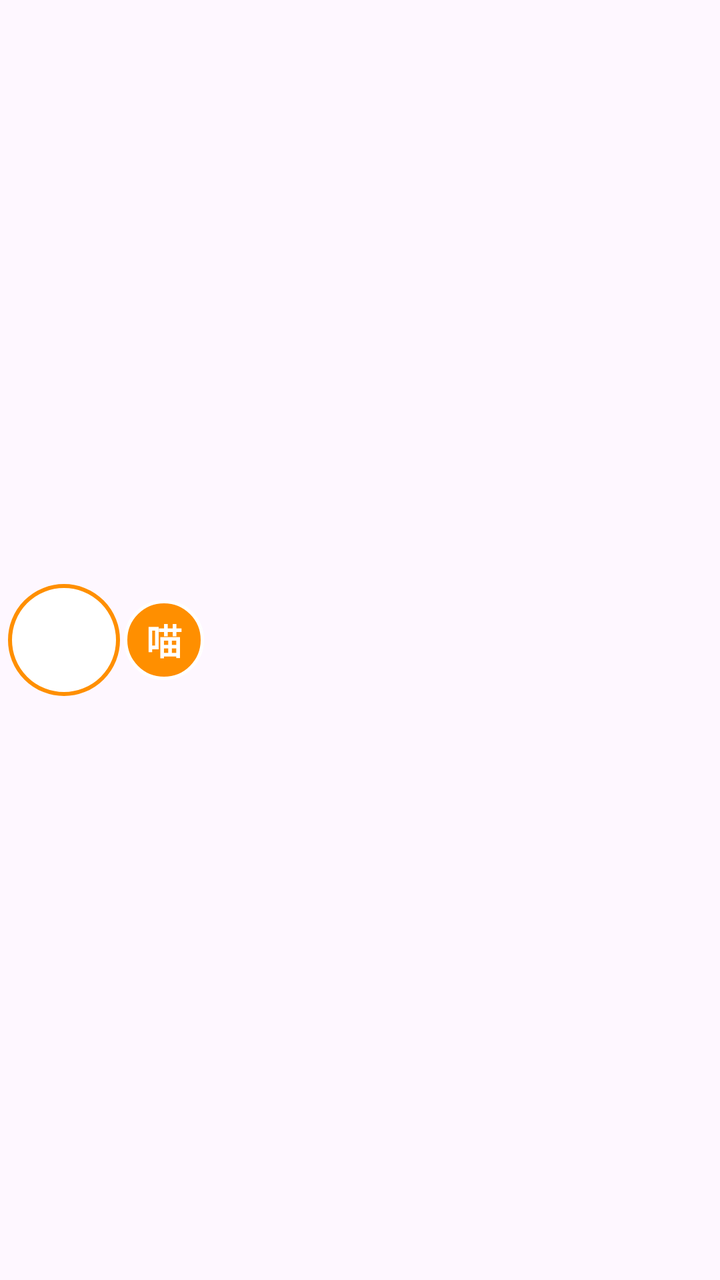
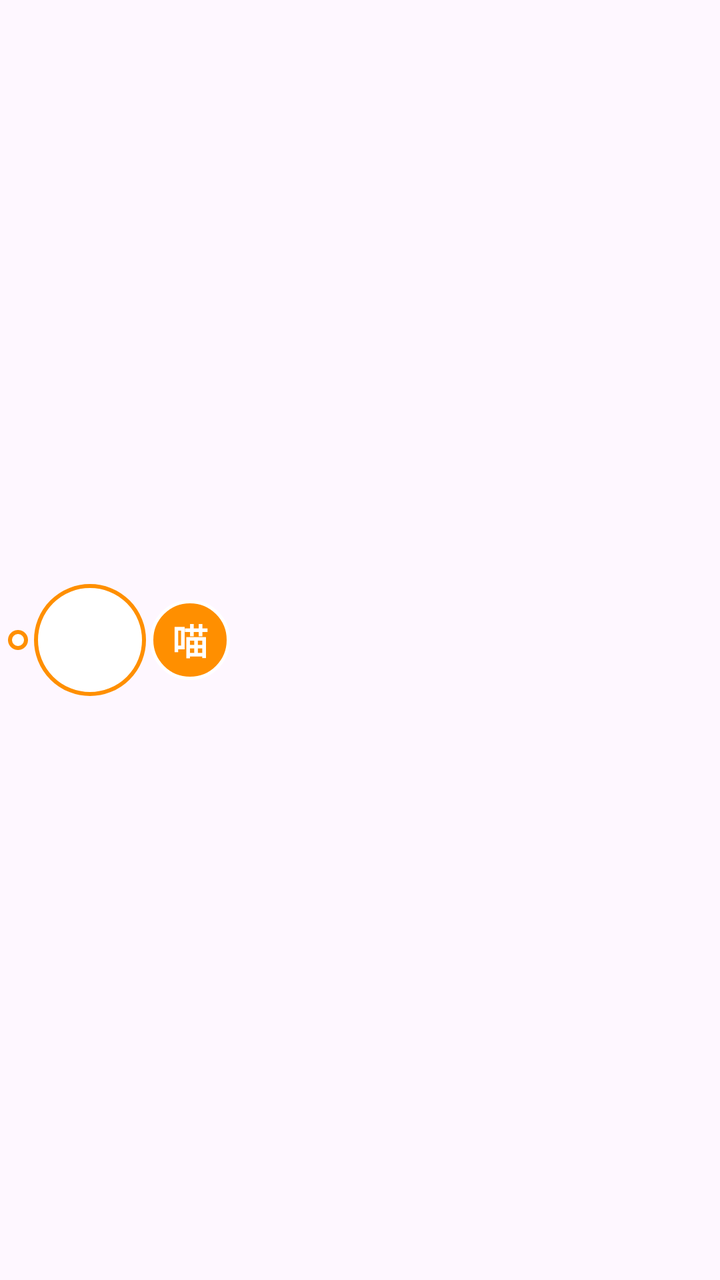

Compare the two renders of this Android layout. The source of the first and the diff that turns it into the second are given below.
<!-- AndroidManifest.xml: application theme Theme.MyApp -->
<!-- res/layout/floating_window.xml -->
<?xml version="1.0" encoding="utf-8"?>
<LinearLayout xmlns:android="http://schemas.android.com/apk/res/android"
    android:layout_width="wrap_content"
    android:layout_height="wrap_content"
    android:orientation="horizontal"
    android:gravity="center_vertical"
    android:padding="4dp"
    android:background="@android:color/transparent">

    <ImageView
        android:id="@+id/floating_icon"
        android:layout_width="56dp"
        android:layout_height="56dp"
        android:background="@drawable/circle_background"
        android:src="@mipmap/ic_launcher"
        android:scaleType="centerCrop"
        android:contentDescription="悬浮窗图标" />

    <TextView
        android:id="@+id/btn_miao"
        android:layout_width="40dp"
        android:layout_height="40dp"
        android:layout_marginStart="2dp"
        android:background="@drawable/miao_button_bg"
        android:text="喵"
        android:textColor="#FFFFFF"
        android:textSize="18sp"
        android:textStyle="bold"
        android:gravity="center"
        android:includeFontPadding="false"
        android:contentDescription="一键加喵" />

</LinearLayout>
<!-- resources referenced by this layout -->
<resources>
  <!-- drawable circle_background (drawable) -->
  <?xml version="1.0" encoding="utf-8"?>
  <shape xmlns:android="http://schemas.android.com/apk/res/android"
      android:shape="oval">
      <solid android:color="#FFFFFF" />
      <stroke
          android:width="2dp"
          android:color="#FF8F00" />
  </shape>
  <!-- drawable miao_button_bg (drawable) -->
  <?xml version="1.0" encoding="utf-8"?>
  <shape xmlns:android="http://schemas.android.com/apk/res/android"
      android:shape="rectangle">
  
      <solid android:color="#FF8F00" />
  
      <corners android:radius="20dp" />
  
      <stroke
          android:width="1.5dp"
          android:color="#FFFFFF" />
  
  </shape>
  <!-- mipmap ic_launcher (mipmap-anydpi-v26) -->
  <?xml version="1.0" encoding="utf-8"?>
  <adaptive-icon xmlns:android="http://schemas.android.com/apk/res/android">
      <background android:drawable="@color/launcher_icon_background"/>
      <foreground android:drawable="@mipmap/ic_launcher_foreground"/>
  </adaptive-icon>
  <style name="Theme.MyApp" parent="Theme.Material3.Light.NoActionBar">
          
          <item name="colorPrimary">#6750A4</item>
          <item name="colorOnPrimary">#FFFFFF</item>
          <item name="colorPrimaryContainer">#EADDFF</item>
          <item name="colorOnPrimaryContainer">#21005D</item>
          
          <item name="colorSecondary">#625B71</item>
          <item name="colorOnSecondary">#FFFFFF</item>
          <item name="colorSecondaryContainer">#E8DEF8</item>
          <item name="colorOnSecondaryContainer">#1D192B</item>
          
          <item name="colorTertiary">#7D5260</item>
          <item name="colorOnTertiary">#FFFFFF</item>
          <item name="colorTertiaryContainer">#FFD8E4</item>
          <item name="colorOnTertiaryContainer">#31111D</item>
          
          <item name="colorSurface">#FEF7FF</item>
          <item name="colorOnSurface">#1D1B20</item>
          <item name="colorSurfaceVariant">#E7E0EC</item>
          <item name="colorOnSurfaceVariant">#49454F</item>
          
          <item name="android:colorBackground">#FEF7FF</item>
          <item name="colorOnBackground">#1D1B20</item>
          
          <item name="colorError">#B3261E</item>
          <item name="colorOnError">#FFFFFF</item>
  
          
          <item name="catTonalButtonStyle">@style/Widget.Material3.Button.TonalButton</item>
          <item name="catOutlinedButtonStyle">@style/Widget.Material3.Button.OutlinedButton</item>
  
          
          <item name="shapeAppearanceSmallComponent">@style/ShapeAppearance.MyApp.Small</item>
          <item name="shapeAppearanceMediumComponent">@style/ShapeAppearance.MyApp.Medium</item>
          <item name="shapeAppearanceLargeComponent">@style/ShapeAppearance.MyApp.Large</item>
      </style>
  <color name="launcher_icon_background">#FFFFFF</color>
  <style name="ShapeAppearance.MyApp.Small" parent="ShapeAppearance.Material3.Corner.Small">
          <item name="cornerFamily">rounded</item>
          <item name="cornerSize">8dp</item>
      </style>
  <style name="ShapeAppearance.MyApp.Medium" parent="ShapeAppearance.Material3.Corner.Medium">
          <item name="cornerFamily">rounded</item>
          <item name="cornerSize">16dp</item>
      </style>
  <style name="ShapeAppearance.MyApp.Large" parent="ShapeAppearance.Material3.Corner.Large">
          <item name="cornerFamily">rounded</item>
          <item name="cornerSize">24dp</item>
      </style>
</resources>

<!-- the commit's change to res/layout/floating_window.xml (unified diff, before → after) -->
@@ -6,6 +6,15 @@
     android:gravity="center_vertical"
     android:padding="4dp"
     android:background="@android:color/transparent">
+
+    
+    <View
+        android:id="@+id/status_dot"
+        android:layout_width="10dp"
+        android:layout_height="10dp"
+        android:layout_marginEnd="3dp"
+        android:background="@drawable/circle_background"
+        android:contentDescription="改写状态" />
 
     <ImageView
         android:id="@+id/floating_icon"
